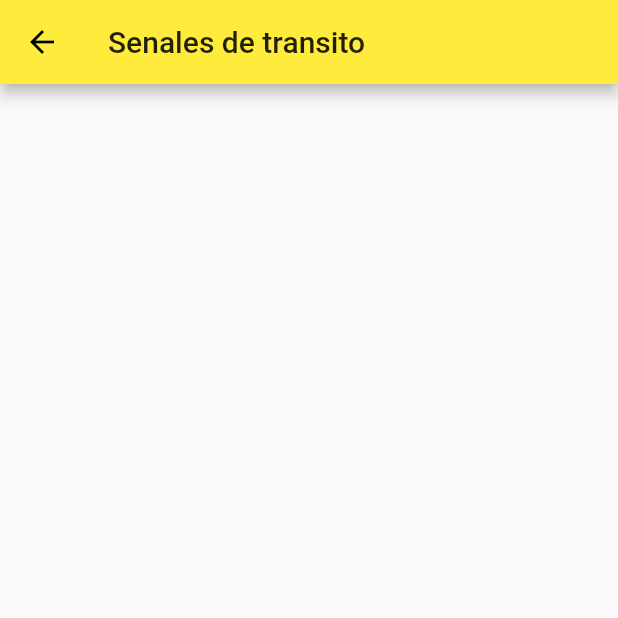
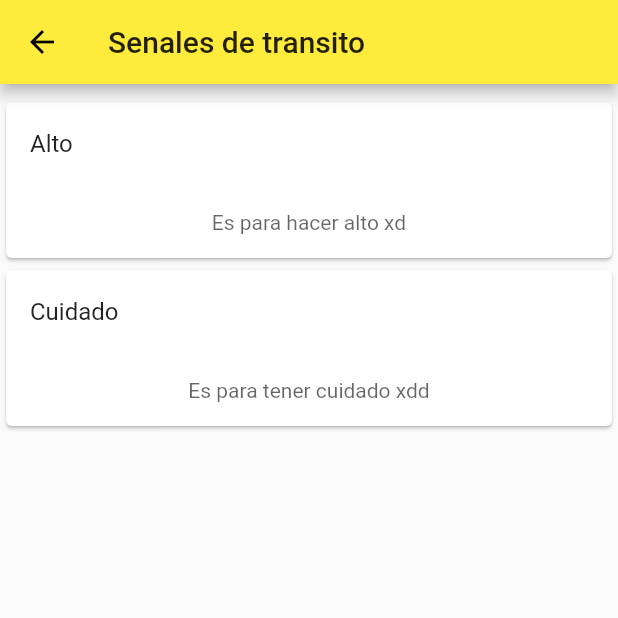
Before and after one commit to Izzaxx/App_Transito, a Flutter app: the SenalesTransito screen opened by its route, on a phone screen of 412 x 824 dp, the top half of it. Run offline on Flutter 3.47's test engine with Material 2 defaults, Android fonts, the phone set to English and light mode, and no system bars; missing offline and left inert: flutter_plugin_pdf_viewer.

Commit message:
Texto del widget dinamico Card en funcionamiento

```diff
--- a/lib/main.dart
+++ b/lib/main.dart
@@ -2,12 +2,10 @@ import 'package:flutter/material.dart';
 import 'package:trancito_app/src/pages/comandancia.dart';
 import 'package:trancito_app/src/pages/contacto.dart';
 
-// import 'package:trancito_app/src/pages/home_page.dart';
+import 'package:trancito_app/src/pages/home_page.dart';
 import 'package:trancito_app/src/pages/preguntas_frecuentes.dart';
 import 'package:trancito_app/src/pages/salario_minimo.dart';
 import 'package:trancito_app/src/pages/senales_transito.dart';
-import 'package:trancito_app/pruebas/senales_vista.dart';
-import 'package:trancito_app/pruebas/senales_datos.dart';
 
 
 void main() => runApp(MyApp());
@@ -25,7 +23,7 @@ class MyApp extends StatelessWidget {
       ),
       initialRoute: '/',
       routes: {
-        '/': (context) => SenalesItems(),
+        '/': (context) => HomePage(),
         '/comandancias': (context) => Comandancias(),
         '/señales': (context) => SenalesTransito(),
         '/salario': (context) => SalarioMinimo(),
--- a/lib/pruebas/senales_datos.dart
+++ b/lib/pruebas/senales_datos.dart
@@ -1,19 +1,26 @@
+
+
+import 'package:flutter/cupertino.dart';
+
 class Senales {
   final String nombre;
   final String descripcion;
+  final Image imagen;
 
-  const Senales({this.nombre, this.descripcion});
+  const Senales({this.nombre, this.descripcion, this.imagen});
 
 }
 
   const xSenales = const <Senales>[
     const Senales(
-      nombre: 'Alto',
-      descripcion: 'Es para hacer alto xd'
+      nombre      : 'Alto',
+      descripcion : 'Es para hacer alto xd',
+      imagen      : Image(image: AssetImage('assets/cantfly.png')),
     ),
 
     const Senales(
       nombre: 'Cuidado',
-      descripcion: 'Es para tener cuidado xdd'
+      descripcion: 'Es para tener cuidado xdd',
+      imagen      : Image(image: AssetImage('assets/cantfly.png'))
     )
   ];
--- a/lib/pruebas/senales_vista.dart
+++ b/lib/pruebas/senales_vista.dart
@@ -1,6 +1,8 @@
 import 'package:flutter/material.dart';
 
 import 'package:trancito_app/pruebas/senales_datos.dart';
+
+
 
 class SenalesItems extends StatelessWidget {
   final Senales _senal;
@@ -9,25 +11,18 @@ class SenalesItems extends StatelessWidget {
 
   @override
   Widget build(BuildContext context) {
-    return Scaffold(
-      body: ListView(
-        children: [
-          Card(
+    return Card(
       clipBehavior: Clip.antiAlias,
       child: Column(
         children: [
           ListTile(
-                  title: const Text(this._senal.nombre),
+            title: Text(_senal.nombre),
           ),
           Padding(
             padding: const EdgeInsets.all(16.0),
             child: Text(
-                    this._senal.descripcion,
+              _senal.descripcion,
               style: TextStyle(color: Colors.black.withOpacity(0.6)),
-                  ),
-                ),
-                Image.asset('assets/cantfly.png'),
-              ],
             ),
           ),
         ],
@@ -36,21 +31,21 @@ class SenalesItems extends StatelessWidget {
   }
 }
 
-class ContactList extends StatelessWidget {
+class SenalList extends StatelessWidget {
 
-  final List<Card> _senal;
+  final List<Senales> _senal;
 
-  ContactList(this._senal);
+  SenalList(this._senal);
 
   @override
   Widget build(BuildContext context) {
     return ListView(
           padding: EdgeInsets.symmetric(vertical: 8.0),
-          children: _buildContactList()
+          children: _buildSenalList()
         );
   }
 
-  List<SenalesItems> _buildContactList() {
+  List<SenalesItems> _buildSenalList() {
     return _senal.map((senal) => SenalesItems(senal))
                   .toList();
   }
--- a/lib/src/pages/senales_transito.dart
+++ b/lib/src/pages/senales_transito.dart
@@ -1,4 +1,7 @@
 import 'package:flutter/material.dart';
+
+import 'package:trancito_app/pruebas/senales_vista.dart';
+import 'package:trancito_app/pruebas/senales_datos.dart';
 
 class SenalesTransito extends StatelessWidget {
   const SenalesTransito({Key key}) : super(key: key);
@@ -9,7 +12,8 @@ class SenalesTransito extends StatelessWidget {
       child: Scaffold(
         appBar: AppBar(
           title: Text("Senales de transito"),
-        )
+        ),
+        body: SenalList(xSenales),
       ),
     );
   }
```
Also changed, not shown: data/senales.json (added, +10 -0 lines), lib/src/pages/señales_trancito.dart (deleted). Lines whose indentation alone changed are shown as unchanged.
